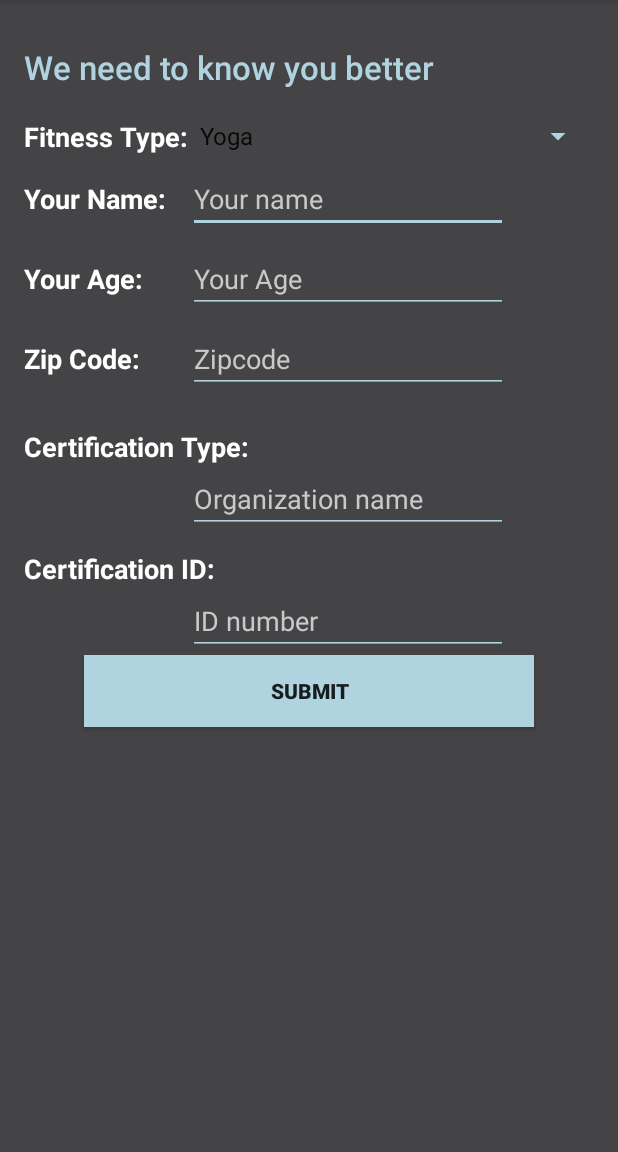
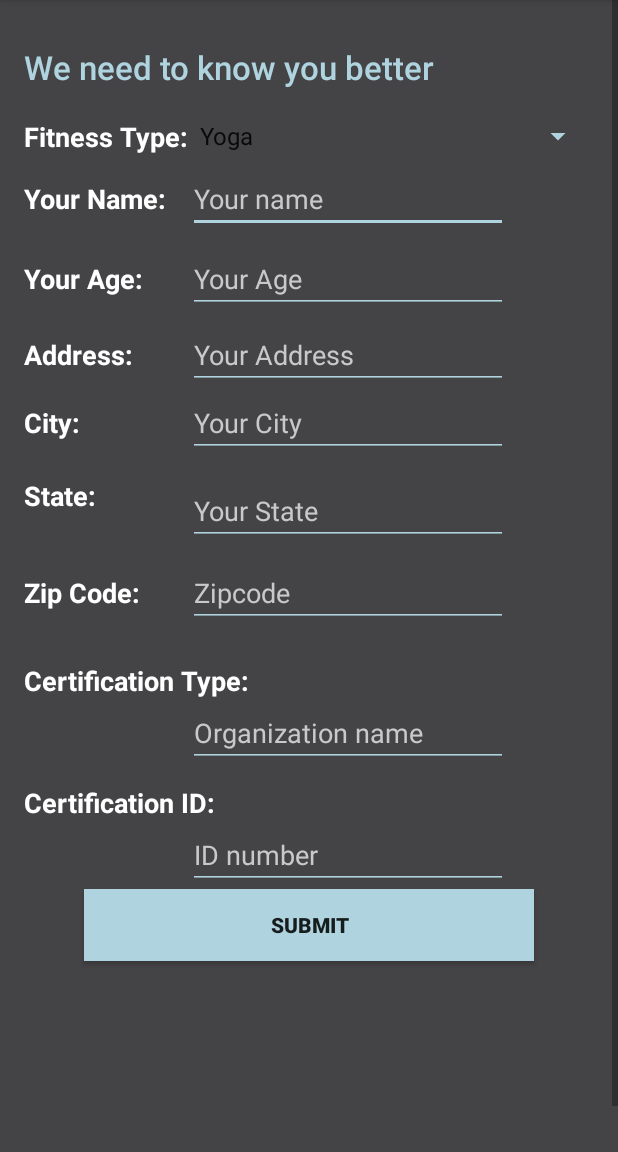
Before and after one commit to justinLujan716/TogetherFit, an Android app: the TrainerRegistrationAdd screen opened directly, with no data from a screen before it, on a phone screen of 412 x 824 dp, the part 84-1236 px from its top. Run offline under Robolectric (Android 15) with nearby library versions, the phone set to English and light mode, and no system bars; our stand-ins replace Firebase (no records; nobody signed in at launch, a user with empty details on screens opened directly).

Commit message:
Add address in Trainer registration

```diff
--- a/app/src/main/java/com/example/heem/togetherfit/TrainerRegistrationAdd.java
+++ b/app/src/main/java/com/example/heem/togetherfit/TrainerRegistrationAdd.java
@@ -2,9 +2,7 @@ package com.example.heem.togetherfit;
 
 import android.content.Intent;
 import android.os.Bundle;
-import android.support.annotation.NonNull;
 import android.support.v7.app.AppCompatActivity;
-import android.text.TextUtils;
 import android.view.View;
 import android.widget.AdapterView;
 import android.widget.ArrayAdapter;
@@ -13,9 +11,6 @@ import android.widget.EditText;
 import android.widget.Spinner;
 import android.widget.Toast;
 
-import com.google.android.gms.tasks.OnCompleteListener;
-import com.google.android.gms.tasks.Task;
-import com.google.firebase.auth.AuthResult;
 import com.google.firebase.auth.FirebaseAuth;
 import com.google.firebase.database.DatabaseReference;
 import com.google.firebase.database.FirebaseDatabase;
@@ -23,7 +18,7 @@ import com.google.firebase.database.FirebaseDatabase;
 
 public class TrainerRegistrationAdd extends AppCompatActivity {
 
-    private EditText name, age, zipcode, CerName, CertifiID;
+    private EditText name, age, zipcode, CerName, CertifiID,address,city, state;
     private Spinner FitnessType;
     private Button btnSSignUp;
     private FirebaseAuth auth;
@@ -46,6 +41,10 @@ public class TrainerRegistrationAdd extends AppCompatActivity {
         FitnessType = (Spinner) findViewById(R.id.Type_spinner);
         CerName = (EditText) findViewById(R.id.OrganName);
         CertifiID = (EditText) findViewById(R.id.CerID);
+        address = (EditText) findViewById(R.id.editText3);
+        city = (EditText) findViewById(R.id.editText4);
+        state = (EditText) findViewById(R.id.editText2);
+
 
         //---------------------------------------------
         //for the spinner part
@@ -98,6 +97,9 @@ public class TrainerRegistrationAdd extends AppCompatActivity {
                 DatabaseReference mRefChildEmail5 = mRefChild.child("FitnessType");mRefChildEmail5.setValue(sType);
                 DatabaseReference mRefChildEmail6 = mRefChild.child("OrganName");mRefChildEmail6.setValue(CerName.getText().toString().trim());
                 DatabaseReference mRefChildEmail7 = mRefChild.child("CerID");mRefChildEmail7.setValue(CertifiID.getText().toString().trim());
+                DatabaseReference mRefChildEmail8 = mRefChild.child("Address");mRefChildEmail8.setValue(address.getText().toString().trim());
+                DatabaseReference mRefChildEmail9 = mRefChild.child("City");mRefChildEmail9.setValue(city.getText().toString().trim());
+                DatabaseReference mRefChildEmail10 = mRefChild.child("State");mRefChildEmail10.setValue(state.getText().toString().trim());
                 startActivity(new Intent(TrainerRegistrationAdd.this, TrainerDashboard.class));
             }
         });
--- a/app/src/main/res/layout/activity_trainer_registration_additional.xml
+++ b/app/src/main/res/layout/activity_trainer_registration_additional.xml
@@ -1,4 +1,9 @@
 <?xml version="1.0" encoding="utf-8"?>
+<ScrollView xmlns:android="http://schemas.android.com/apk/res/android"
+    xmlns:app="http://schemas.android.com/apk/res-auto"
+    android:layout_width="match_parent"
+    android:layout_height="match_parent"
+    android:background="@color/gray">
 <RelativeLayout xmlns:android="http://schemas.android.com/apk/res/android"
     xmlns:tools="http://schemas.android.com/tools"
     android:id="@+id/activity_trainer_registration_additional"
@@ -55,7 +60,6 @@
     <EditText
         android:layout_width="wrap_content"
         android:layout_height="wrap_content"
-        android:inputType="textEmailAddress"
         android:textColor="#ffffff"
         android:textColorHint="#C9C9CA"
         android:ems="10"
@@ -65,7 +69,8 @@
         android:layout_alignBaseline="@+id/Age"
         android:layout_alignBottom="@+id/Age"
         android:layout_alignLeft="@+id/Trainer_Name"
-        android:layout_alignStart="@+id/Trainer_Name" />
+        android:layout_alignStart="@+id/Trainer_Name"
+        android:inputType="text" />
 
     <TextView
         android:text="Fitness Type:"
@@ -106,23 +111,9 @@
         android:layout_alignParentLeft="true"
         android:layout_alignParentStart="true" />
 
-    <TextView
-        android:text="Zip Code:"
-        android:layout_width="wrap_content"
-        android:layout_height="wrap_content"
-        android:textColor="#ffffff"
-        android:textSize="18dp"
-        android:textStyle="bold"
-        android:id="@+id/ZipeCode"
-        android:layout_marginTop="18dp"
-        android:layout_below="@+id/Trainer_Age"
-        android:layout_alignParentLeft="true"
-        android:layout_alignParentStart="true" />
-
     <EditText
         android:layout_width="wrap_content"
         android:layout_height="wrap_content"
-        android:inputType="textEmailAddress"
         android:textColor="#ffffff"
         android:textColorHint="#C9C9CA"
         android:ems="10"
@@ -132,7 +123,8 @@
         android:layout_alignBaseline="@+id/ZipeCode"
         android:layout_alignBottom="@+id/ZipeCode"
         android:layout_alignLeft="@+id/Trainer_Age"
-        android:layout_alignStart="@+id/Trainer_Age" />
+        android:layout_alignStart="@+id/Trainer_Age"
+        android:inputType="number" />
 
     <EditText
         android:layout_width="wrap_content"
@@ -198,5 +190,101 @@
         android:layout_alignParentLeft="true"
         android:layout_alignParentStart="true" />
 
+    <EditText
+        android:layout_width="wrap_content"
+        android:layout_height="wrap_content"
+        android:inputType="textEmailAddress"
+        android:textColor="#ffffff"
+        android:textColorHint="#C9C9CA"
+        android:ems="10"
+        android:id="@+id/editText2"
+        android:backgroundTint="#AFD3DF"
+        android:hint="Your State"
+        android:layout_alignTop="@+id/textView12"
+        android:layout_alignLeft="@+id/Trainer_Zipcode"
+        android:layout_alignStart="@+id/Trainer_Zipcode" />
+
+    <TextView
+        android:text="Zip Code:"
+        android:layout_width="wrap_content"
+        android:layout_height="wrap_content"
+        android:textColor="#ffffff"
+        android:textSize="18dp"
+        android:textStyle="bold"
+        android:id="@+id/ZipeCode"
+        android:layout_marginTop="19dp"
+        android:layout_below="@+id/editText2"
+        android:layout_alignParentLeft="true"
+        android:layout_alignParentStart="true" />
+
+    <TextView
+        android:text="Address:"
+        android:layout_width="wrap_content"
+        android:layout_height="wrap_content"
+        android:textColor="#ffffff"
+        android:textSize="18dp"
+        android:textStyle="bold"
+        android:id="@+id/textView14"
+        android:layout_marginTop="15dp"
+        android:layout_below="@+id/Trainer_Age"
+        android:layout_alignParentLeft="true"
+        android:layout_alignParentStart="true" />
+
+    <EditText
+        android:layout_width="wrap_content"
+        android:layout_height="wrap_content"
+        android:inputType="text"
+        android:textColor="#ffffff"
+        android:textColorHint="#C9C9CA"
+        android:ems="10"
+        android:id="@+id/editText4"
+        android:backgroundTint="#AFD3DF"
+        android:hint="Your City"
+        android:layout_below="@+id/editText3"
+        android:layout_alignLeft="@+id/editText3"
+        android:layout_alignStart="@+id/editText3" />
+
+    <TextView
+        android:text="State:"
+        android:layout_width="wrap_content"
+        android:layout_height="wrap_content"
+        android:textColor="#ffffff"
+        android:textSize="18dp"
+        android:textStyle="bold"
+        android:id="@+id/textView12"
+        android:layout_below="@+id/editText4"
+        android:layout_alignParentLeft="true"
+        android:layout_alignParentStart="true"
+        android:layout_marginTop="13dp" />
+
+    <TextView
+        android:text="City:"
+        android:layout_width="wrap_content"
+        android:layout_height="wrap_content"
+        android:textColor="#ffffff"
+        android:textSize="18dp"
+        android:textStyle="bold"
+        android:id="@+id/textView15"
+        android:layout_alignBaseline="@+id/editText4"
+        android:layout_alignBottom="@+id/editText4"
+        android:layout_alignParentLeft="true"
+        android:layout_alignParentStart="true" />
+
+    <EditText
+        android:layout_width="wrap_content"
+        android:layout_height="wrap_content"
+        android:inputType="text"
+        android:textColor="#ffffff"
+        android:textColorHint="#C9C9CA"
+        android:ems="10"
+        android:id="@+id/editText3"
+        android:backgroundTint="#AFD3DF"
+        android:hint="Your Address"
+        android:layout_alignBaseline="@+id/textView14"
+        android:layout_alignBottom="@+id/textView14"
+        android:layout_alignLeft="@+id/Trainer_Age"
+        android:layout_alignStart="@+id/Trainer_Age" />
+
 
 </RelativeLayout>
+</ScrollView>
```
